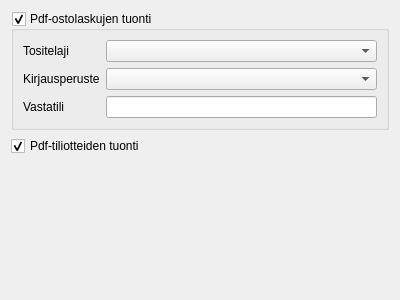
First picture: the form in kitupiikki/maaritys/tuontimaaritys.ui, repository artoh/kitupiikki, before the edit.
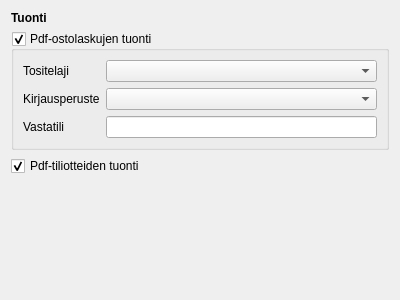
Second picture: the form after the edit. Custom widgets are drawn as their Qt base class.

Patch:
```diff
--- a/kitupiikki/maaritys/tuontimaaritys.ui
+++ b/kitupiikki/maaritys/tuontimaaritys.ui
@@ -14,6 +14,19 @@
    <string>Form</string>
   </property>
   <layout class="QVBoxLayout" name="verticalLayout">
+   <item>
+    <widget class="QLabel" name="label_4">
+     <property name="font">
+      <font>
+       <weight>75</weight>
+       <bold>true</bold>
+      </font>
+     </property>
+     <property name="text">
+      <string>Tuonti</string>
+     </property>
+    </widget>
+   </item>
    <item>
     <widget class="QGroupBox" name="ostolaskuGroup">
      <property name="title">
```
